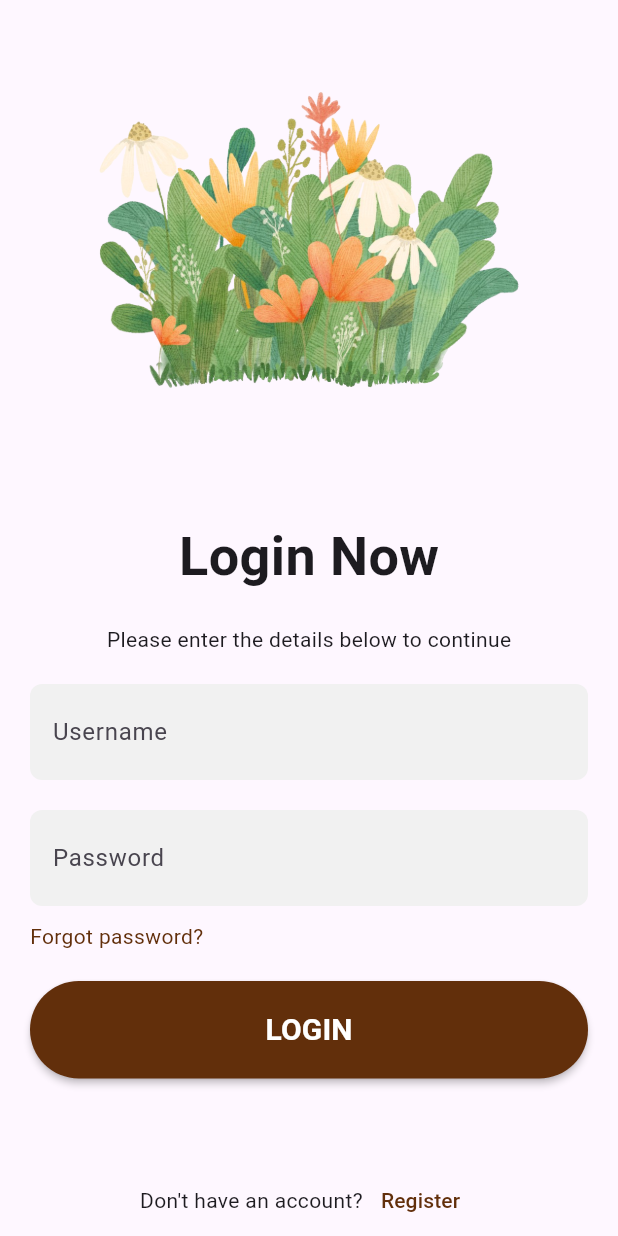
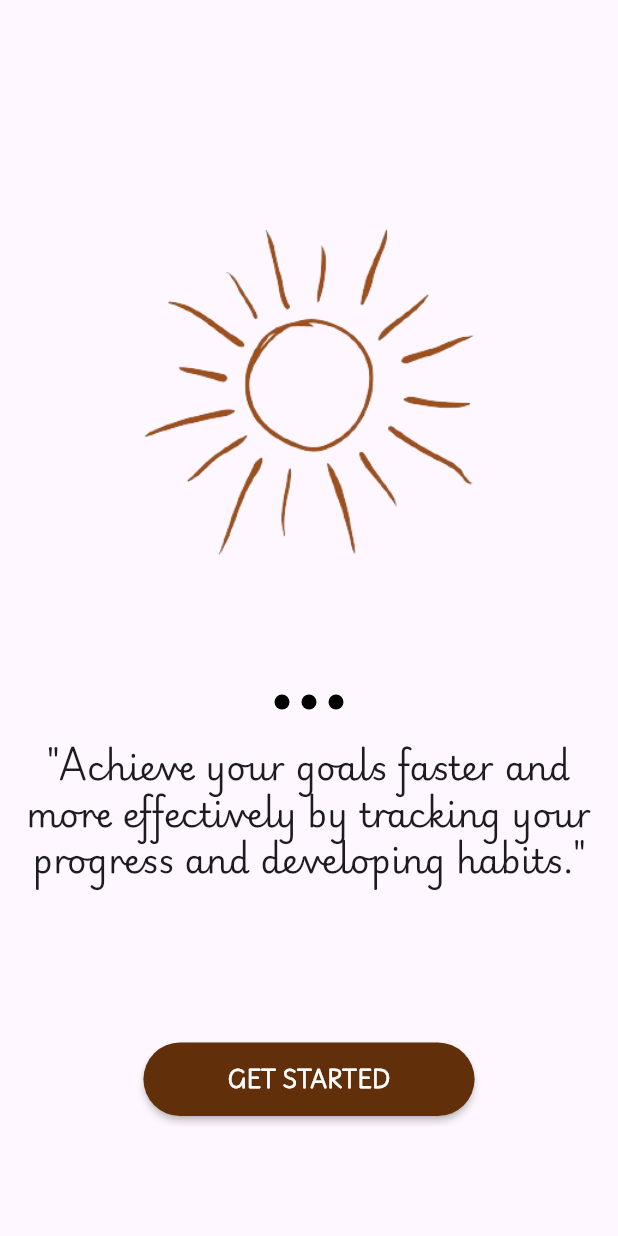
Before and after one commit to SharleneNdinda/habity-frontend, a Flutter app: the screen it shows after launch, on a phone screen of 412 x 824 dp. Run offline on Flutter 3.47's test engine with Material 3 defaults, Android fonts, the phone set to English and light mode, and no system bars; drawn by our look-alikes of carousel_slider; our stand-ins replace google_nav_bar.

Commit message:
feat: Add welcome screens & customize font

```diff
--- a/lib/main.dart
+++ b/lib/main.dart
@@ -1,5 +1,5 @@
 import 'package:flutter/material.dart';
-import 'package:habity_frontend/pages/login_page.dart';
+import 'package:habity_frontend/pages/get_started.dart';
 
 // import 'pages/home_page.dart';
 
@@ -14,8 +14,8 @@ class MyApp extends StatelessWidget {
   Widget build(BuildContext context) {
     return MaterialApp(
       debugShowCheckedModeBanner: false,
-      home: LoginPage(),
-      theme: ThemeData(primarySwatch: Colors.brown),
+      home: GetStartedScreen(),
+      theme: ThemeData(primarySwatch: Colors.brown, fontFamily: "Playwrite Nigeria"),
     );
   }
 }
--- /dev/null
+++ b/lib/pages/get_started.dart
@@ -0,0 +1,94 @@
+import 'package:flutter/material.dart';
+import 'package:carousel_slider/carousel_slider.dart';
+
+class GetStartedScreen extends StatefulWidget {
+  const GetStartedScreen({super.key});
+
+  @override
+  State<GetStartedScreen> createState() => _GetStartedScreenState();
+}
+
+class _GetStartedScreenState extends State<GetStartedScreen> {
+  List images = [
+    "lib/images/get_started.png",
+    "lib/images/get_started_2.png",
+    "lib/images/get_started_1.png"
+  ];
+
+  @override
+  Widget build(BuildContext context) {
+    return Scaffold(
+      body: SafeArea(
+          child: Column(children: [
+        const SizedBox(
+          height: 55,
+        ),
+        CarouselSlider(
+          options: CarouselOptions(
+            height: 400.0,
+            aspectRatio: 1,
+            viewportFraction: 1,
+            autoPlay: true,
+          ),
+          items: images.map((i) {
+            return Builder(
+              builder: (BuildContext context) {
+                return Image.asset(i);
+              },
+            );
+          }).toList(),
+        ),
+        Row(
+            mainAxisAlignment: MainAxisAlignment.center,
+            children: images
+                .map((e) => Container(
+                      width: 10.0,
+                      height: 10.0,
+                      margin: EdgeInsets.symmetric(
+                        vertical: 8.0,
+                        horizontal: 4.0,
+                      ),
+                      decoration: BoxDecoration(
+                          shape: BoxShape.circle, color: Colors.black),
+                    ))
+                .toList()),
+        const SizedBox(
+          height: 5,
+        ),
+        Padding(
+          padding: const EdgeInsets.all(8.0),
+          child: const Text(
+            "\"Achieve your goals faster and more effectively by tracking your progress and developing habits.\"",
+            style: TextStyle(
+              fontSize: 22,
+              fontWeight: FontWeight.w400,
+            ),
+            textAlign: TextAlign.center,
+          ),
+        ),
+        const SizedBox(
+          height: 100,
+        ),
+        MaterialButton(
+            color: const Color.fromARGB(255, 98, 47, 11),
+            shape: RoundedRectangleBorder(
+                borderRadius: BorderRadius.circular(100)),
+            onPressed: () {},
+            child: const Padding(
+              padding: const EdgeInsets.symmetric(
+                horizontal: 40,
+                vertical: 15,
+              ),
+              child: const Text(
+                "GET STARTED",
+                style: TextStyle(
+                  color: Colors.white,
+                  fontSize: 13,
+                  fontWeight: FontWeight.w600,
+                ),
+              ),
+            )),
+      ])),
+    );
+  }
+}
```
Also changed, not shown: pubspec.yaml (+5 -4 lines), fonts/PlaywriteNGModern-VariableFont_wght.ttf (added), lib/images/get_started.png (added), lib/images/get_started_1.png (added), lib/images/get_started_2.png (added), lib/images/welcome_screen_one.jpg (added), pubspec.lock, 1 other file.
